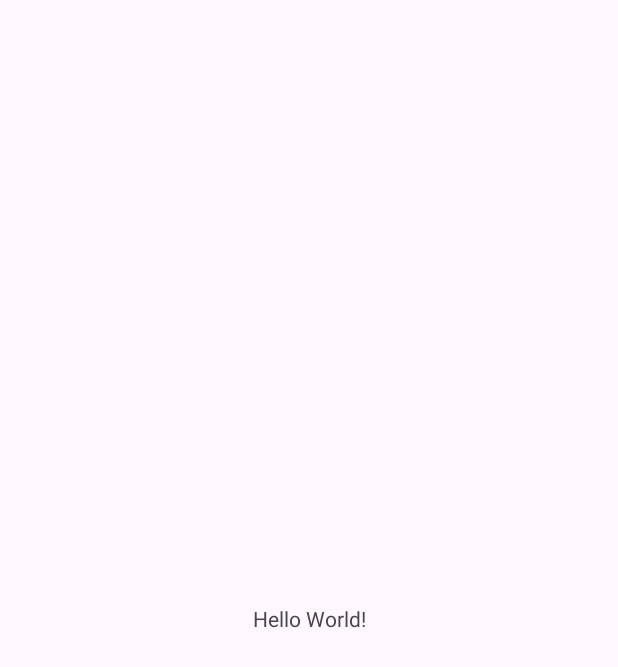
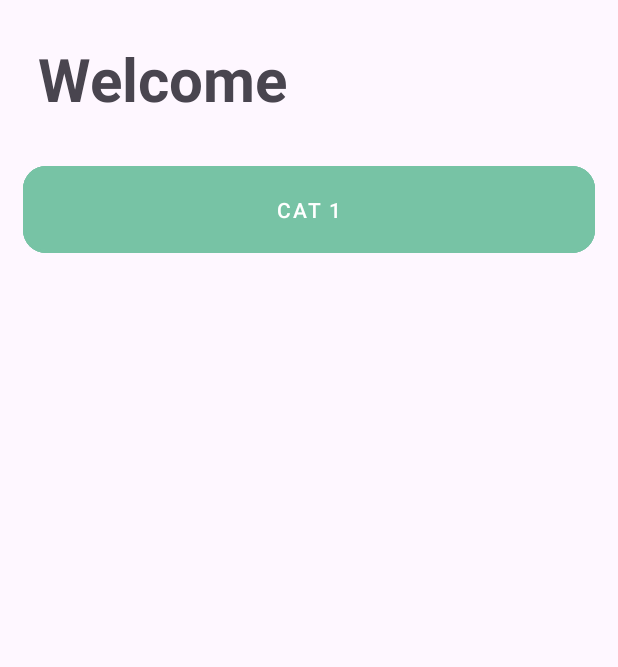
Before and after one commit to jakemoes/Pet-Tracker, an Android app: the screen it shows after launch (Wellcome), on a phone screen of 412 x 824 dp. Before the commit the part shown is almost empty. Shown: the top 667 px of the screen. Run offline under Robolectric (Android 15) with nearby library versions, the light colour scheme and no system bars.

Commit message:
add button and heading

```diff
--- a/src/app/src/main/res/layout/activity_wellcome.xml
+++ b/src/app/src/main/res/layout/activity_wellcome.xml
@@ -7,13 +7,36 @@
     android:layout_height="match_parent"
     tools:context=".Wellcome">
 
+
     <TextView
+        android:id="@+id/tv_heading"
         android:layout_width="wrap_content"
         android:layout_height="wrap_content"
-        android:text="Hello World!"
-        app:layout_constraintBottom_toBottomOf="parent"
+        android:text="Welcome"
+        app:layout_constraintStart_toStartOf="parent"
+        app:layout_constraintTop_toTopOf="parent"
+        android:layout_marginLeft="25dp"
+        android:layout_marginTop="25dp"
+        android:textSize="40sp"
+        android:textStyle="bold"
+        />
+
+    <com.google.android.material.button.MaterialButton
+        android:id="@+id/btn_cat"
+        style="@style/Widget.MaterialComponents.Button.OutlinedButton"
+        android:layout_width="match_parent"
+        android:layout_height="70dp"
+        android:layout_marginHorizontal="15dp"
+        android:layout_marginTop="25dp"
+        android:layout_marginBottom="15dp"
+        android:text="Cat 1"
+        android:textColor="@color/white"
+        app:cornerRadius="15dp"
+        app:layout_constraintTop_toBottomOf="@+id/tv_heading"
         app:layout_constraintEnd_toEndOf="parent"
         app:layout_constraintStart_toStartOf="parent"
-        app:layout_constraintTop_toTopOf="parent" />
+        app:strokeColor="@color/main"
+        app:strokeWidth="2dp"
+        android:backgroundTint="@color/main"/>
 
 </androidx.constraintlayout.widget.ConstraintLayout>
--- a/src/app/src/main/res/values/colors.xml
+++ b/src/app/src/main/res/values/colors.xml
@@ -2,4 +2,5 @@
 <resources>
     <color name="black">#FF000000</color>
     <color name="white">#FFFFFFFF</color>
+    <color name="main"> #77C3A5</color>
 </resources>
```
